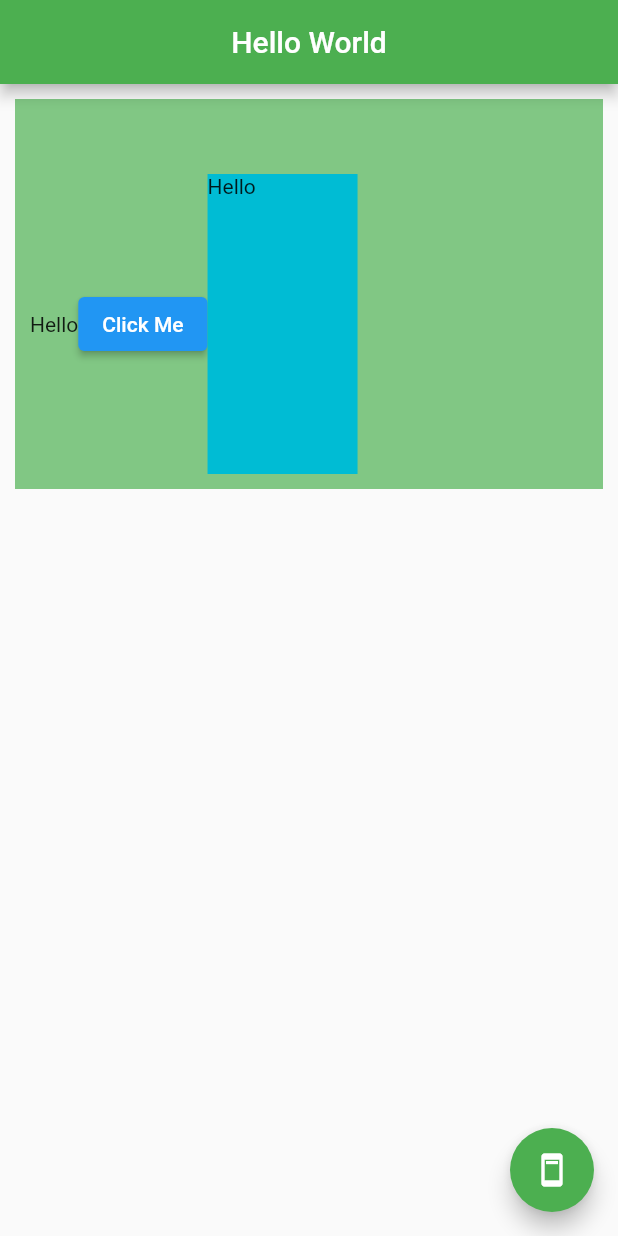
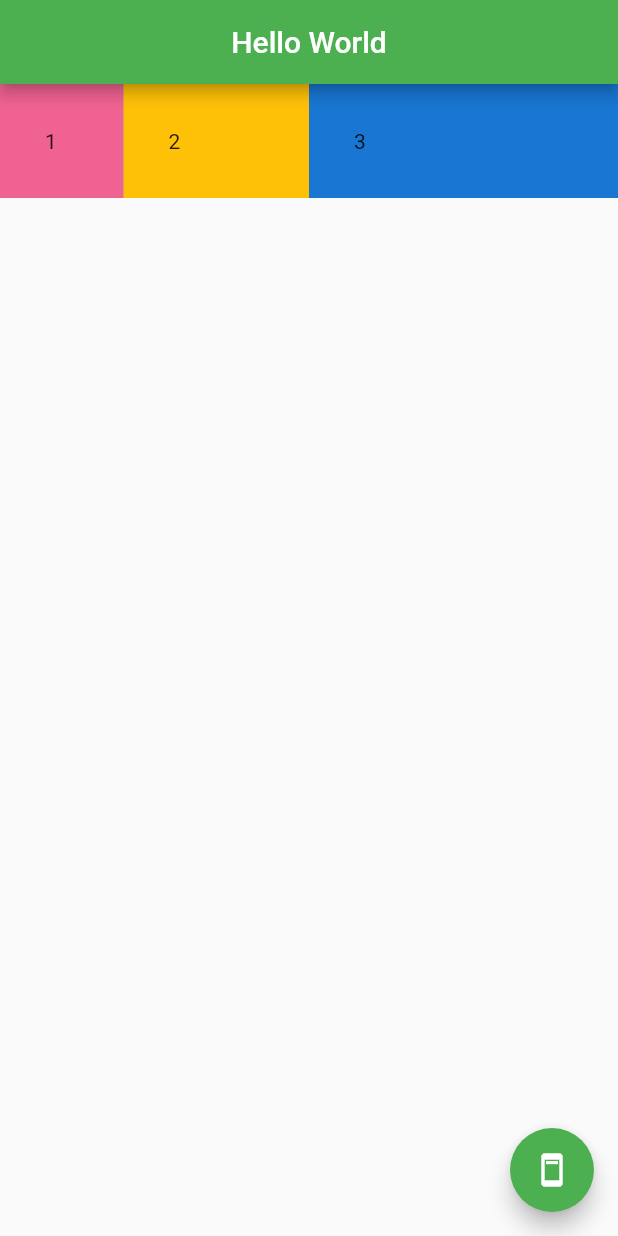
Before and after one commit to harbouli/Flutter, a Flutter app: the screen it shows after launch, on a phone screen of 412 x 824 dp. Run offline on Flutter 3.47's test engine with Material 2 defaults, Android fonts, the phone set to English and light mode, and no system bars.

Commit message:
Expanded === Flex ♥

```diff
--- a/lib/main.dart
+++ b/lib/main.dart
@@ -17,25 +17,33 @@ class MyApp extends StatelessWidget {
           centerTitle: true,
         ),
         body: Container(
-          margin: const EdgeInsets.all(10.0),
-          padding: const EdgeInsets.fromLTRB(10, 50, 50, 10),
           color: Colors.green[300],
           child: Row(
             children: <Widget>[
-              const Text(
-                'Hello',
+              Expanded(
+                flex: 2,
+                child: Container(
+                  padding: const EdgeInsets.all(30.0),
+                  color: Colors.pink[300],
+                  child: const Text('1'),
+                ),
               ),
-              ElevatedButton(
-                // style: ,
-                onPressed: (() => print('Hello')),
-                child: const Text('Click Me'),
+              Expanded(
+                flex: 3,
+                child: Container(
+                  padding: const EdgeInsets.all(30.0),
+                  color: Colors.amber,
+                  child: const Text('2'),
+                ),
               ),
-              Container(
-                height: 200,
-                width: 100,
-                color: Colors.cyan,
-                child: const Text('Hello'),
-              )
+              Expanded(
+                flex: 5,
+                child: Container(
+                  padding: const EdgeInsets.all(30.0),
+                  color: Colors.blue[700],
+                  child: const Text('3'),
+                ),
+              ),
             ],
           ),
         ),
@@ -76,3 +84,12 @@ class MyApp extends StatelessWidget {
 // Margin: const EdgeInsets.all
 // Margin: const EdgeInsets.symmetric
 // Margin: const EdgeInsets.fromLTRB(left, top, right, bottom)
+
+
+// MainAxis Alignment (Center, SpaceBetween ......)
+// CrossAxis Alignment (Center, Start, end....)
+// Axis Are Two MainAxis And crosAxis
+
+
+// Expanded Widgets:
+//
```
